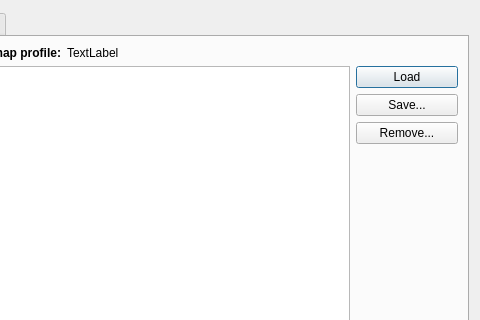
First picture: the form in csetting.ui, repository PavelMr/skytechx, before the edit; both pictures show x 352 to 832 and y 0 to 320 of the 832 by 432 pixel window.
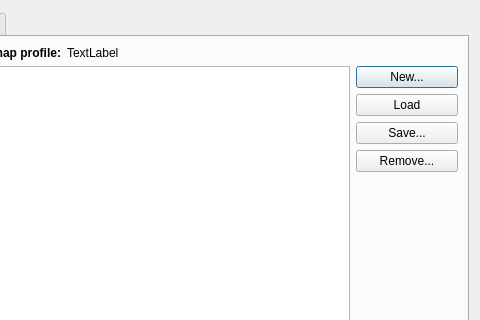
Second picture: the form after the edit. The open tabs and pages were chosen to show the change. Custom widgets are drawn as their Qt base class.

What changed in the file:
```diff
--- a/csetting.ui
+++ b/csetting.ui
@@ -77,6 +77,13 @@
            </item>
            <item>
             <layout class="QVBoxLayout" name="verticalLayout_2">
+             <item>
+              <widget class="QPushButton" name="pushButton_31">
+               <property name="text">
+                <string>New...</string>
+               </property>
+              </widget>
+             </item>
              <item>
               <widget class="QPushButton" name="pushButton_28">
                <property name="text">
```
Left out of the diff: 5 changed lines with no effect on the pictures.
